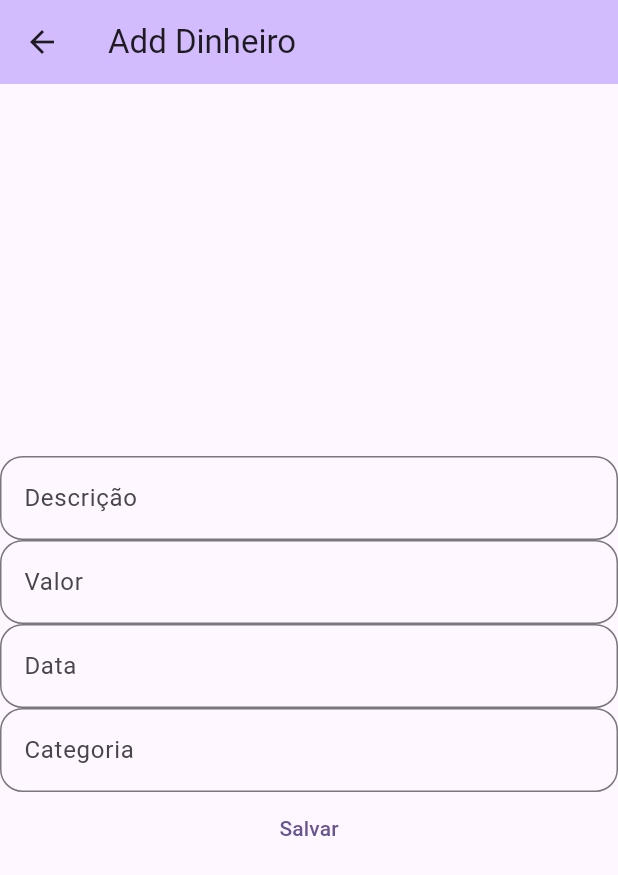
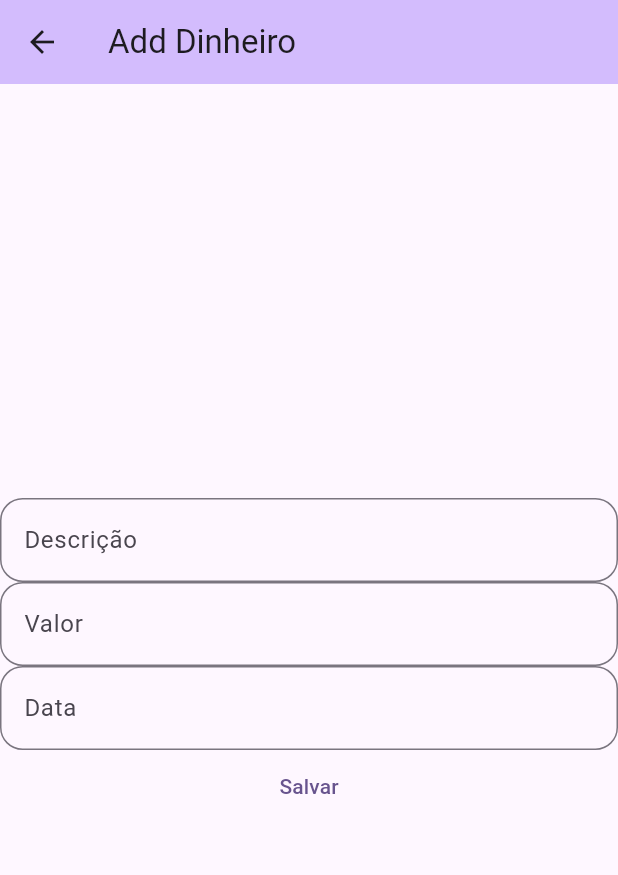
Before and after one commit to Camilaliol/wallet, a Flutter app: the screen it shows after launch, after a tap on "Add dinheiro", on a phone screen of 412 x 824 dp. Shown: the top 875 px of the screen. Run offline on Flutter 3.47's test engine with Material 3 defaults, Android fonts, the phone set to English and light mode, and no system bars; our stand-ins replace currency_text_input_formatter.

Commit message:
1.7 correcão final de erros e valor formatado

```diff
--- a/app/lib/paginas/add_dinheiro.dart
+++ b/app/lib/paginas/add_dinheiro.dart
@@ -1,5 +1,6 @@
 import 'package:flutter/material.dart';
 import 'package:currency_text_input_formatter/currency_text_input_formatter.dart';
+
 class AddDinheiro extends StatefulWidget {
   const AddDinheiro({super.key});
 
@@ -12,7 +13,7 @@ class _AddDinheiroState extends State<AddDinheiro> {
   final _descricao = TextEditingController(); //add variaveis
   final _valor = TextEditingController(); // add Variaveis
   final _data = TextEditingController(); // add Variaveis
-  final _categoria = TextEditingController();
+  //final _categoria = TextEditingController();
   final _formatter = CurrencyTextInputFormatter.currency(
     locale: 'pt_pt',
     symbol: '€',
@@ -20,15 +21,14 @@ class _AddDinheiroState extends State<AddDinheiro> {
   ); //add variaveis
 
   void _salvar() {
-    double valorNumerico = _formatter.getDouble();
     //uma função que não retorna nada ou seja sem valor
     final Map<String, dynamic> deposito = {
       //local onde as variaveis estao sendo agrupadas para criaçao de uma lista
       'descricao': _descricao.text,
-      'valor': valorNumerico.toStringAsFixed(2), // Convertendo o valor para string
+      'valor': _formatter.getDouble(), // Convertendo o valor para string
       'data': _data.text,
-      'categoria': _categoria.text,
-      'tipos':'deposito,'
+      //'categoria': _categoria.text,
+      'tipos': 'deposito,',
     };
 
     Navigator.pop(context, deposito);
@@ -58,16 +58,21 @@ class _AddDinheiroState extends State<AddDinheiro> {
                   labelText: 'Descrição',
                 ),
               ),
-              TextField(// chamando a variavel
+              TextField(
+                // chamando a variavel
                 controller: _valor,
-                keyboardType:TextInputType.number, // Este finha abre o teclado numerico
-                inputFormatters:[_formatter], // Este finha formata o valor para moeda
+                keyboardType:
+                    TextInputType.number, // Este finha abre o teclado numerico
+                inputFormatters: [
+                  _formatter,
+                ], // Este finha formata o valor para moeda
                 decoration: InputDecoration(
                   border: OutlineInputBorder(
                     borderRadius: BorderRadius.all(Radius.circular(15)),
                   ),
                   labelText: 'Valor',
-                  hintText: '€ 0,00', // Este mostra o valor para dar exemplo ao utilizador
+                  hintText:
+                      '€ 0,00', // Este mostra o valor para dar exemplo ao utilizador
                 ),
               ),
               TextField(
@@ -79,15 +84,15 @@ class _AddDinheiroState extends State<AddDinheiro> {
                   labelText: 'Data',
                 ),
               ),
-              TextField(
-                controller: _categoria, //chamando a variavel
-                decoration: InputDecoration(
-                  border: OutlineInputBorder(
-                    borderRadius: BorderRadius.all(Radius.circular(15)),
-                  ),
-                  labelText: 'Categoria',
-                ),
-              ),
+              //TextField(
+              //controller: _categoria, //chamando a variavel
+              //decoration: InputDecoration(
+              //border: OutlineInputBorder(
+              //borderRadius: BorderRadius.all(Radius.circular(15)),
+              //),
+              //labelText: 'Categoria',
+              //),
+              //),
               TextButton(
                 onPressed: _salvar,
                 child: Text("Salvar"),
--- a/app/lib/paginas/principal.dart
+++ b/app/lib/paginas/principal.dart
@@ -12,17 +12,10 @@ class Principal extends StatefulWidget {
 }
 
 class _PrincipalState extends State<Principal> {
-  final List<Map<String, dynamic>> _historico = [
-    {
-      'descricao': "salario",
-      'data': "27/09/2026",
-      'valor': "2000",
-      'categoria': "salario",
-    },
-  ]; //criando uma lista
+  final List<Map<String, dynamic>> _historico = []; //criando uma lista
 
-  double _saldo = 0; // mariavel que vai receber o valor do saldo, double é o tipo de variavel para mais de um numero decimal
-
+  double _saldo =
+      0; // mariavel que vai receber o valor do saldo, double é o tipo de variavel para mais de um numero decimal
 
   void _abrirAddDinheiro() async {
     final deposito = await Navigator.push(
@@ -38,7 +31,7 @@ class _PrincipalState extends State<Principal> {
       });
 
       setState(() {
-        _saldo += int.tryParse(deposito['valor']) ?? 0;
+        _saldo += deposito['valor'];
       });
     }
   }
@@ -57,7 +50,7 @@ class _PrincipalState extends State<Principal> {
       });
 
       setState(() {
-        _saldo -= int.tryParse(deposito['valor']) ?? 0;
+        _saldo -= deposito['valor'];
       });
     }
   }
@@ -74,13 +67,13 @@ class _PrincipalState extends State<Principal> {
       body: Center(
         child: Column(
           mainAxisAlignment: .center,
-          spacing: 250,
+          spacing: 150,
           children: [
-            Text("€$_saldo", style: TextStyle(fontSize: 24)),
+            Text(" $_saldo €", style: TextStyle(fontSize: 50)),
             Row(
-              spacing: 40, // espaçamento do texto
+              spacing: 50, // espaçamento do texto
               mainAxisAlignment:
-              MainAxisAlignment.center, // centralizando o texto
+                  MainAxisAlignment.center, // centralizando o texto
               children: [
                 // adicionando textos para os futuros botoes
                 TextButton(
@@ -93,9 +86,7 @@ class _PrincipalState extends State<Principal> {
                 ),
                 Text("Análises"),
               ],
-
             ),
-
 
             Expanded(
               child: ListView.builder(
@@ -104,14 +95,14 @@ class _PrincipalState extends State<Principal> {
                   final item = _historico[index];
                   String valorMostrar;
                   if (item['tipos'] == 'despesa,') {
-                    valorMostrar = "-€${item['valor']}";
+                    valorMostrar = "- ${item['valor']}";
                   } else {
-                    valorMostrar = "+€${item['valorNumerico']}";
+                    valorMostrar = "+ ${item['valor']}";
                   }
 
                   return ListTile(
                     title: Text(
-                      " ${item['data']}     ${item['categoria']}   $valorMostrar",
+                      " ${item['data']}     ${item['descricao']}   $valorMostrar",
                     ),
                   );
                 },
```
Also changed, not shown: app/lib/paginas/add_despesa.dart (+13 -6 lines).
